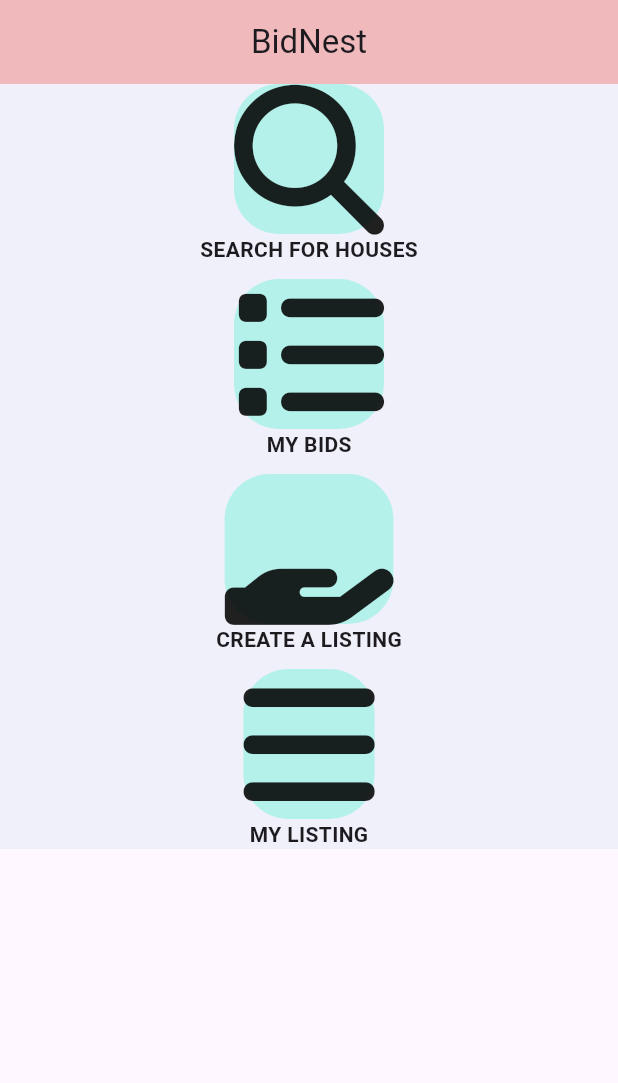
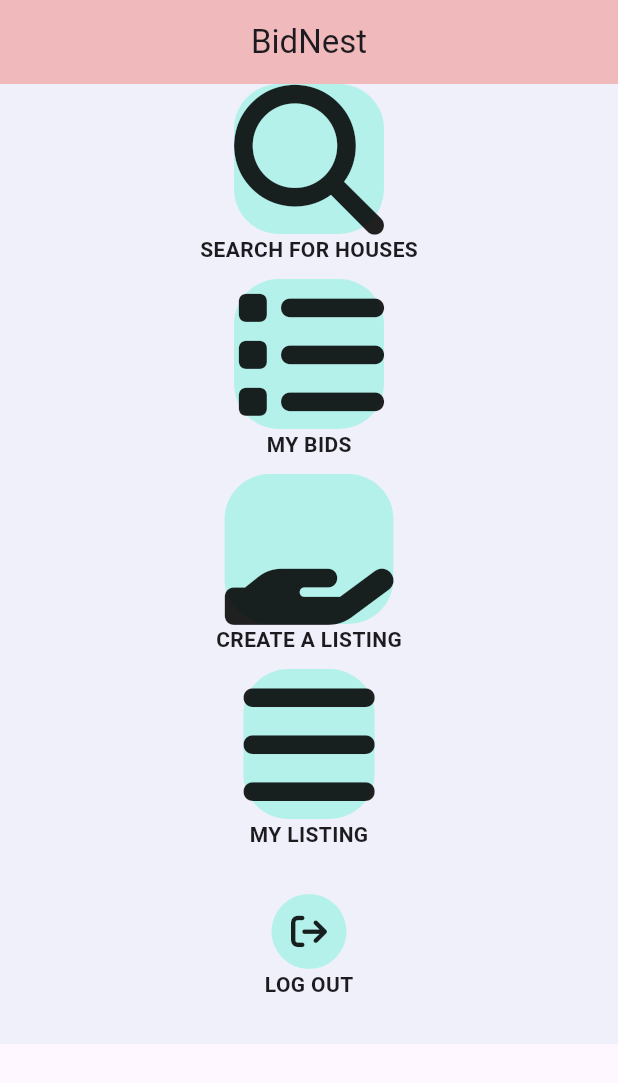
Before and after one commit to sameerhussain3211/SEProjectFrontEnd, a Flutter app: the userHomeScreen screen opened directly, on a phone screen of 412 x 824 dp. Shown: the top 1083 px of the screen. Run offline on Flutter 3.47's test engine with Material 3 defaults, Android fonts, the phone set to English and light mode, and no system bars; our stand-ins replace font_awesome_flutter.

Commit message:
ADDING LOG OUT

```diff
--- a/lib/screens/userScreens/userHomeScreen.dart
+++ b/lib/screens/userScreens/userHomeScreen.dart
@@ -1,4 +1,5 @@
 import 'package:app7/homescreen1.dart';
+import 'package:app7/screens/credentialScreens/loginScreen.dart';
 import 'package:app7/screens/userScreens/myBidsScreens/myBidHomepage.dart';
 import 'package:app7/screens/userScreens/searchScreens/search.dart';
 import 'package:font_awesome_flutter/font_awesome_flutter.dart';
@@ -13,7 +14,7 @@ class userHomeScreen extends StatelessWidget {
         automaticallyImplyLeading: false,
         title: Center(child: Text("BidNest")),
       ),
-        body:Container(
+      body: Container(
         color: Color.fromARGB(70, 198, 222, 234),
         child: SingleChildScrollView(
           child: Column(
@@ -22,8 +23,8 @@ class userHomeScreen extends StatelessWidget {
                 decoration: BoxDecoration(
                   color: Color.fromARGB(72, 33, 243,
                       198), // Change the color to your desired color
-                      borderRadius: BorderRadius.circular(
-                          30), // Adjust the radius as needed
+                  borderRadius:
+                      BorderRadius.circular(30), // Adjust the radius as needed
                 ),
                 child: InkWell(
                   onTap: () {
@@ -51,8 +52,8 @@ class userHomeScreen extends StatelessWidget {
                 decoration: BoxDecoration(
                   color: Color.fromARGB(72, 33, 243,
                       198), // Change the color to your desired color
-                      borderRadius: BorderRadius.circular(
-                          30), // Adjust the radius as needed
+                  borderRadius:
+                      BorderRadius.circular(30), // Adjust the radius as needed
                 ),
                 child: InkWell(
                   onTap: () {
@@ -80,8 +81,8 @@ class userHomeScreen extends StatelessWidget {
                 decoration: BoxDecoration(
                   color: Color.fromARGB(72, 33, 243,
                       198), // Change the color to your desired color
-                      borderRadius: BorderRadius.circular(
-                          30), // Adjust the radius as needed
+                  borderRadius:
+                      BorderRadius.circular(30), // Adjust the radius as needed
                 ),
                 child: InkWell(
                   onTap: () {
@@ -109,8 +110,8 @@ class userHomeScreen extends StatelessWidget {
                 decoration: BoxDecoration(
                   color: Color.fromARGB(72, 33, 243,
                       198), // Change the color to your desired color
-                      borderRadius: BorderRadius.circular(
-                          30), // Adjust the radius as needed
+                  borderRadius:
+                      BorderRadius.circular(30), // Adjust the radius as needed
                 ),
                 child: InkWell(
                   onTap: () {
@@ -131,6 +132,33 @@ class userHomeScreen extends StatelessWidget {
                 "MY LISTING",
                 style: TextStyle(fontWeight: FontWeight.bold),
               ),
+              Container(
+                height: 30,
+              ),
+              Container(
+                width: 50,
+                height: 50,
+                decoration: BoxDecoration(
+                  color: Color.fromARGB(72, 33, 243,
+                      198), // Change the color to your desired color
+                  borderRadius:
+                      BorderRadius.circular(30), // Adjust the radius as needed
+                ),
+                child: Center(
+                  child: InkWell(
+                    onTap: () {
+                      Navigator.push(context,
+                          MaterialPageRoute(builder: (context) {
+                        return LoginScreen();
+                      }));
+                    },
+                    child: FaIcon(FontAwesomeIcons.signOut),
+                  ),
+                ),
+              ),
+
+              Text("LOG OUT", style: TextStyle(fontWeight: FontWeight.bold),),
+               Container(height: 30,),
             ],
           ),
         ),
--- a/pubspec.yaml
+++ b/pubspec.yaml
@@ -36,6 +36,7 @@ dependencies:
   # Use with the CupertinoIcons class for iOS style icons.
   cupertino_icons: ^1.0.2
   font_awesome_flutter: ^10.6.0
+  image_picker: ^1.0.4
 
 dev_dependencies:
   flutter_test:
@@ -46,7 +47,7 @@ dev_dependencies:
   # activated in the `analysis_options.yaml` file located at the root of your
   # package. See that file for information about deactivating specific lint
   # rules and activating additional ones.
-  flutter_lints: ^2.0.0
+  flutter_lints: ^3.0.1
 
 # For information on the generic Dart part of this file, see the
 # following page: https://dart.dev/tools/pub/pubspec
```
Also changed, not shown: lib/screens/userScreens/createListingScreens/createListing.dart (added, +108 -0 lines), pubspec.lock, 5 other files. Lines whose indentation alone changed are shown as unchanged.
